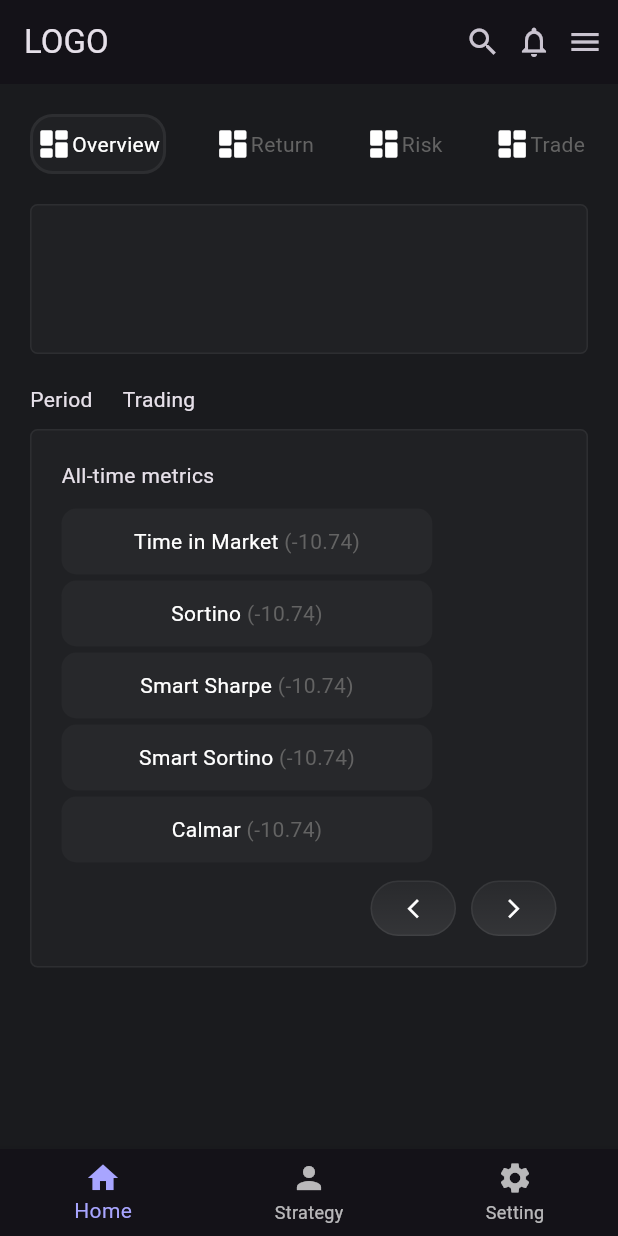
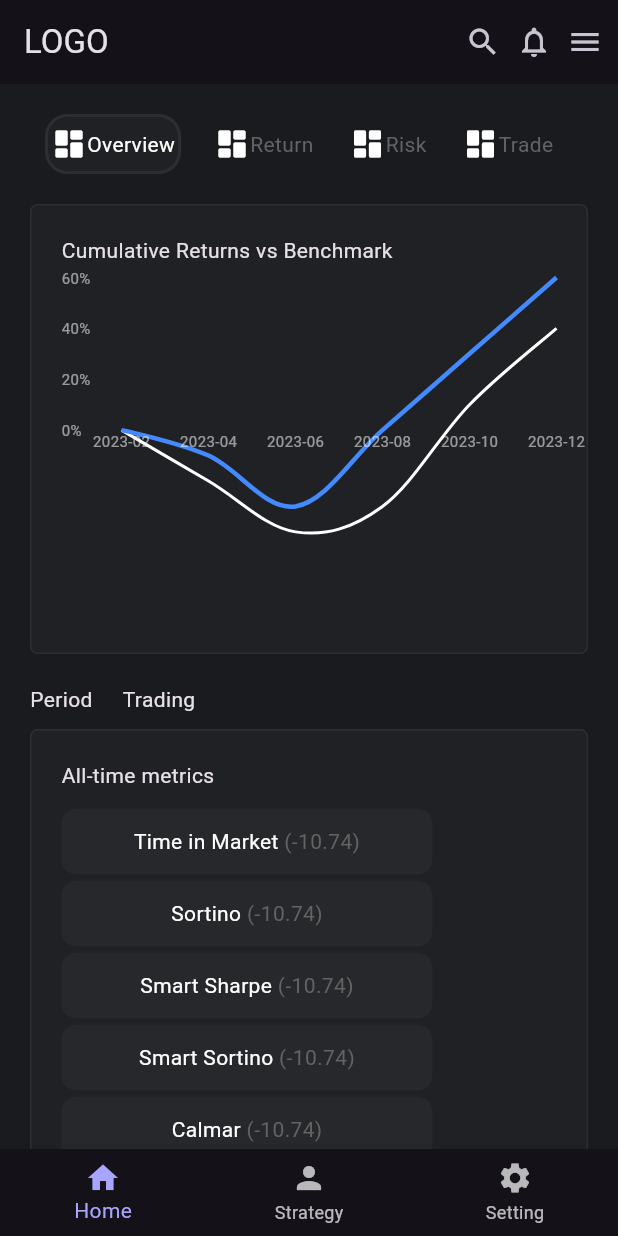
Before and after one commit to Wannabe-King/TradeAppUI, a Flutter app: the screen it shows after launch, on a phone screen of 412 x 824 dp. Run offline on Flutter 3.47's test engine with Material 3 defaults, Android fonts, the phone set to English and light mode, and no system bars; drawn by our look-alikes of fl_chart; Roboto replaces fonts that are missing (Poppins).

Commit message:
graph done

```diff
--- /dev/null
+++ b/lib/data/line_chart_data.dart
@@ -0,0 +1,32 @@
+import 'package:fl_chart/fl_chart.dart';
+
+class LineData {
+  final spots1 = const [
+    FlSpot(0, 0),
+    FlSpot(1, -20),
+    FlSpot(2, -40),
+    FlSpot(3, -30),
+    FlSpot(4, 10),
+    FlSpot(5, 40),
+  ];
+
+  final spots2 = const [
+    FlSpot(0, 0),
+    FlSpot(1, -10),
+    FlSpot(2, -30),
+    FlSpot(3, 0),
+    FlSpot(4, 30),
+    FlSpot(5, 60),
+  ];
+
+  final leftTitle = ["1D", "1W", "1M", "6M", "1Y", "Max"];
+
+  final bottomTitle = [
+    '2023-02',
+    '2023-04',
+    '2023-06',
+    '2023-08',
+    '2023-10',
+    '2023-12',
+  ];
+}
--- /dev/null
+++ b/lib/data/top_menu_data.dart
@@ -0,0 +1,23 @@
+import 'package:flutter/material.dart';
+import 'package:stockportfoliodashboard/model/top_menu_model.dart';
+
+class TopMenuData {
+  final topMenu = const <TopMenuModel>[
+    TopMenuModel(
+      icon: Icons.dashboard_rounded,
+      lable: "Overview",
+      selected: true,
+    ),
+    TopMenuModel(
+      icon: Icons.dashboard_rounded,
+      lable: "Return",
+      selected: false,
+    ),
+    TopMenuModel(icon: Icons.dashboard_rounded, lable: "Risk", selected: false),
+    TopMenuModel(
+      icon: Icons.dashboard_rounded,
+      lable: "Trade",
+      selected: false,
+    ),
+  ];
+}
--- /dev/null
+++ b/lib/model/top_menu_model.dart
@@ -0,0 +1,15 @@
+import 'package:flutter/material.dart';
+
+class TopMenuModel {
+  final String lable;
+  final IconData icon;
+  final bool selected;
+  final Function()? onClick;
+
+  const TopMenuModel({
+    required this.icon,
+    required this.lable,
+    required this.selected,
+    this.onClick,
+  });
+}
--- a/lib/screens/home_screen.dart
+++ b/lib/screens/home_screen.dart
@@ -1,7 +1,11 @@
+import 'package:flutter/gestures.dart';
 import 'package:flutter/material.dart';
+import 'package:stockportfoliodashboard/data/top_menu_data.dart';
 import 'package:stockportfoliodashboard/utils/constants/colors.dart';
-import 'package:stockportfoliodashboard/utils/metric_item.dart';
-import 'package:stockportfoliodashboard/utils/top_menu_options.dart';
+import 'package:stockportfoliodashboard/utils/widgets/custom_card.dart';
+import 'package:stockportfoliodashboard/utils/widgets/line_chart_card.dart';
+import 'package:stockportfoliodashboard/utils/widgets/metric_item.dart';
+import 'package:stockportfoliodashboard/utils/widgets/top_menu_options.dart';
 
 class HomeScreen extends StatefulWidget {
   const HomeScreen({super.key});
@@ -11,9 +15,135 @@ class HomeScreen extends StatefulWidget {
 }
 
 class _HomeScreenState extends State<HomeScreen> {
+  final data = TopMenuData();
+  int selectedIndex = 0;
+  TopMenuOptions buildTopMenuItem(int index) {
+    final isSelected = selectedIndex == index;
+    final itemData = data.topMenu[index];
+    return TopMenuOptions(
+      icon: itemData.icon,
+      lable: itemData.lable,
+      selected: isSelected,
+      onClick:
+          () => {
+            setState(() {
+              selectedIndex = index;
+            }),
+          },
+    );
+  }
+
   @override
   Widget build(BuildContext context) {
-    return Scaffold(
+    return SafeArea(
+      child: Scaffold(
+        endDrawer: Container(
+          padding: EdgeInsets.symmetric(horizontal: 10, vertical: 20),
+          width: 200,
+          height: MediaQuery.of(context).size.height,
+          decoration: BoxDecoration(color: ColorX.backgroundColor),
+          child: Column(
+            crossAxisAlignment: CrossAxisAlignment.start,
+            children: [
+              CustomCard(
+                padding: 12,
+                borderRadius: 20,
+                child: Padding(
+                  padding: const EdgeInsets.symmetric(vertical: 18.0),
+                  child: Column(
+                    children: [
+                      Row(
+                        children: [
+                          Container(
+                            padding: EdgeInsets.symmetric(
+                              vertical: 5,
+                              horizontal: 6,
+                            ),
+                            decoration: BoxDecoration(
+                              borderRadius: BorderRadius.circular(20),
+                              border: Border.all(
+                                color: ColorX.borderColor,
+                                width: 2,
+                              ),
+                            ),
+                            child: Row(
+                              children: [
+                                Padding(
+                                  padding: const EdgeInsets.all(2.0),
+                                  child: Icon(
+                                    Icons.verified,
+                                    color: Colors.blue,
+                                    size: 15,
+                                  ),
+                                ),
+                                Text(
+                                  "Verified",
+                                  style: TextStyle(fontSize: 13),
+                                ),
+                              ],
+                            ),
+                          ),
+                          Container(
+                            margin: EdgeInsets.only(left: 10),
+                            width: 25,
+                            height: 25,
+                            decoration: BoxDecoration(
+                              color: Colors.blueAccent,
+                              borderRadius: BorderRadius.circular(20),
+                            ),
+                            child: Icon(Icons.person, size: 20),
+                          ),
+                          Icon(Icons.arrow_drop_down),
+                        ],
+                      ),
+                      Padding(
+                        padding: const EdgeInsets.only(top: 8.0),
+                        child: Text(
+                          "Hello, Sam!",
+                          style: TextStyle(fontSize: 20),
+                        ),
+                      ),
+                      Text(
+                        "Friday, September 13",
+                        style: TextStyle(
+                          fontSize: 14,
+                          color: ColorX.secondaryTextColor,
+                        ),
+                      ),
+                    ],
+                  ),
+                ),
+              ),
+              Padding(
+                padding: const EdgeInsets.symmetric(vertical: 20.0),
+                child: Divider(thickness: 1, color: ColorX.primaryTextColor),
+              ),
+              Padding(
+                padding: const EdgeInsets.symmetric(
+                  horizontal: 20.0,
+                  vertical: 10,
+                ),
+                child: Text("MT account"),
+              ),
+              Container(
+                decoration: BoxDecoration(
+                  gradient: ColorX.buttonGradient,
+                  border: Border.all(color: ColorX.borderColor),
+                  borderRadius: BorderRadius.circular(30),
+                ),
+                margin: EdgeInsets.symmetric(horizontal: 10),
+                padding: EdgeInsets.symmetric(horizontal: 10, vertical: 8),
+                child: Row(
+                  mainAxisAlignment: MainAxisAlignment.spaceBetween,
+                  children: [
+                    Text("548738468"),
+                    Icon(Icons.keyboard_arrow_down_outlined),
+                  ],
+                ),
+              ),
+            ],
+          ),
+        ),
         appBar: AppBar(
           title: Text("LOGO"),
           actions: [
@@ -25,67 +155,47 @@ class _HomeScreenState extends State<HomeScreen> {
               padding: const EdgeInsets.only(right: 10.0),
               child: Icon(Icons.notifications_none_outlined),
             ),
+
             Padding(
               padding: const EdgeInsets.only(right: 10.0),
+              child: Builder(
+                builder: (context) {
+                  return InkWell(
+                    onTap: () => Scaffold.of(context).openEndDrawer(),
                     child: Icon(Icons.menu),
+                  );
+                },
+              ),
             ),
           ],
         ),
-      body: Container(
+        body: SingleChildScrollView(
+          child: Container(
+            height: MediaQuery.of(context).size.height,
             padding: EdgeInsets.all(20),
             child: Column(
               children: [
                 //Top Menu
-            Row(
-              mainAxisAlignment: MainAxisAlignment.spaceBetween,
-              children: [
-                TopMenuOptions(
-                  selected: true,
-                  icon: Icons.dashboard_rounded,
-                  lable: "Overview",
+                SizedBox(
+                  height: 40,
+                  child: ListView.builder(
+                    scrollDirection: Axis.horizontal,
+                    itemCount: data.topMenu.length,
+                    itemBuilder: (context, index) => buildTopMenuItem(index),
                   ),
-                TopMenuOptions(
-                  selected: false,
-                  icon: Icons.dashboard_rounded,
-                  lable: "Return",
-                ),
-                TopMenuOptions(
-                  selected: false,
-                  icon: Icons.dashboard_rounded,
-                  lable: "Risk",
-                ),
-                TopMenuOptions(
-                  selected: false,
-                  icon: Icons.dashboard_rounded,
-                  lable: "Trade",
-                ),
-              ],
                 ),
                 SizedBox(height: 20),
 
                 //Graph Container
-            Container(
-              height: 100,
-              decoration: BoxDecoration(
-                color: ColorX.hueColor,
-                border: Border.all(color: ColorX.borderColor, width: 1),
-                borderRadius: BorderRadius.circular(5),
-              ),
-            ),
+                CustomCard(height: 300, padding: 20, child: LineChartCard()),
                 SizedBox(height: 20),
 
                 Row(spacing: 20, children: [Text("Period"), Text("Trading")]),
                 SizedBox(height: 10),
 
                 // Metric Container
-            Container(
-              padding: EdgeInsets.all(20),
-              decoration: BoxDecoration(
-                color: ColorX.hueColor,
-                border: Border.all(color: ColorX.borderColor, width: 1),
-                borderRadius: BorderRadius.circular(5),
-              ),
-
+                CustomCard(
+                  padding: 20,
                   width: MediaQuery.of(context).size.width,
                   child: Column(
                     crossAxisAlignment: CrossAxisAlignment.start,
@@ -112,7 +222,10 @@ class _HomeScreenState extends State<HomeScreen> {
                         // ),
                         child: Column(
                           children: [
-                        MetricItem(lable: "Time in Market ", data: '-10.74'),
+                            MetricItem(
+                              lable: "Time in Market ",
+                              data: '-10.74',
+                            ),
                             MetricItem(lable: "Sortino ", data: '-10.74'),
                             MetricItem(lable: "Smart Sharpe ", data: '-10.74'),
                             MetricItem(lable: "Smart Sortino ", data: '-10.74'),
@@ -164,7 +277,10 @@ class _HomeScreenState extends State<HomeScreen> {
                               border: Border.all(color: ColorX.borderColor),
                               borderRadius: BorderRadius.circular(20),
                             ),
-                        child: Icon(size: 15, Icons.arrow_forward_ios_outlined),
+                            child: Icon(
+                              size: 15,
+                              Icons.arrow_forward_ios_outlined,
+                            ),
                           ),
                         ],
                       ),
@@ -174,13 +290,21 @@ class _HomeScreenState extends State<HomeScreen> {
               ],
             ),
           ),
+        ),
         bottomNavigationBar: BottomNavigationBar(
           selectedItemColor: ColorX.secondaryColor,
           items: [
             BottomNavigationBarItem(icon: Icon(Icons.home), label: "Home"),
-          BottomNavigationBarItem(icon: Icon(Icons.person), label: "Strategy"),
-          BottomNavigationBarItem(icon: Icon(Icons.settings), label: "Setting"),
+            BottomNavigationBarItem(
+              icon: Icon(Icons.person),
+              label: "Strategy",
+            ),
+            BottomNavigationBarItem(
+              icon: Icon(Icons.settings),
+              label: "Setting",
+            ),
           ],
+        ),
       ),
     );
   }
--- /dev/null
+++ b/lib/utils/widgets/custom_card.dart
@@ -0,0 +1,33 @@
+import 'package:flutter/material.dart';
+import 'package:stockportfoliodashboard/utils/constants/colors.dart';
+
+class CustomCard extends StatelessWidget {
+  final double? height;
+  final double? width;
+  final Widget child;
+  final double? padding;
+  final double? borderRadius;
+  const CustomCard({
+    super.key,
+    this.height,
+    this.width,
+    required this.child,
+    this.padding,
+    this.borderRadius,
+  });
+
+  @override
+  Widget build(BuildContext context) {
+    return Container(
+      padding: EdgeInsets.all(padding ?? 20),
+      height: height,
+      width: width,
+      decoration: BoxDecoration(
+        color: ColorX.hueColor,
+        border: Border.all(color: ColorX.borderColor, width: 1),
+        borderRadius: BorderRadius.circular(borderRadius ?? 5),
+      ),
+      child: child,
+    );
+  }
+}
--- /dev/null
+++ b/lib/utils/widgets/line_chart_card.dart
@@ -0,0 +1,139 @@
+import 'package:fl_chart/fl_chart.dart';
+import 'package:flutter/material.dart';
+import 'package:stockportfoliodashboard/data/line_chart_data.dart';
+import 'package:stockportfoliodashboard/utils/constants/colors.dart';
+
+class LineChartCard extends StatelessWidget {
+  const LineChartCard({super.key});
+
+  @override
+  Widget build(BuildContext context) {
+    final data = LineData();
+
+    return Column(
+      crossAxisAlignment: CrossAxisAlignment.start,
+      children: [
+        Padding(
+          padding: const EdgeInsets.only(bottom: 8.0),
+          child: Text(
+            "Cumulative Returns vs Benchmark",
+            style: TextStyle(fontSize: 14),
+          ),
+        ),
+        AspectRatio(
+          aspectRatio: 16 / 6,
+          child: LineChart(
+            LineChartData(
+              lineTouchData: LineTouchData(handleBuiltInTouches: true),
+              gridData: FlGridData(show: false),
+              titlesData: FlTitlesData(
+                topTitles: AxisTitles(
+                  sideTitles: SideTitles(showTitles: false),
+                ),
+                rightTitles: AxisTitles(
+                  sideTitles: SideTitles(showTitles: false),
+                ),
+                // bottomTitles: AxisTitles(
+                //   sideTitles: SideTitles(
+                //     showTitles: true,
+                //     getTitlesWidget: (value, meta) {
+                //       if (value % 1 == 0 &&
+                //           value ~/ 1 < data.bottomTitle.length) {
+                //         return Text(
+                //           data.bottomTitle[value.toInt()],
+                //           style: TextStyle(color: Colors.white54, fontSize: 10),
+                //         );
+                //       }
+                //       return SizedBox.shrink();
+                //     },
+                //     interval: 1,
+                //   ),
+                // ),
+                // leftTitles: AxisTitles(
+                //   sideTitles: SideTitles(
+                //     showTitles: true,
+                //     reservedSize: 40,
+                //     getTitlesWidget: (value, meta) {
+                //       if (value % 1 == 0 &&
+                //           value ~/ 1 < data.leftTitle.length) {
+                //         return Text(
+                //           '${data.leftTitle[value.toInt()]}%',
+                //           style: TextStyle(color: Colors.white54, fontSize: 10),
+                //         );
+                //       }
+                //       return SizedBox();
+                //     },
+                //     interval: 20,
+                //   ),
+                // ),
+                leftTitles: AxisTitles(
+                  sideTitles: SideTitles(
+                    showTitles: true,
+                    reservedSize: 40,
+                    getTitlesWidget: (value, meta) {
+                      return Text(
+                        '${value.toInt()}%',
+                        style: TextStyle(color: Colors.white54, fontSize: 10),
+                      );
+                    },
+                    interval: 20,
+                  ),
+                ),
+                bottomTitles: AxisTitles(
+                  sideTitles: SideTitles(
+                    showTitles: true,
+                    getTitlesWidget: (value, meta) {
+                      const months = [
+                        '2023-02',
+                        '2023-04',
+                        '2023-06',
+                        '2023-08',
+                        '2023-10',
+                        '2023-12',
+                      ];
+                      if (value % 1 == 0 && value ~/ 1 < months.length) {
+                        return Text(
+                          months[value.toInt()],
+                          style: TextStyle(color: Colors.white54, fontSize: 10),
+                        );
+                      }
+                      return SizedBox.shrink();
+                    },
+                    interval: 1,
+                  ),
+                ),
+              ),
+              borderData: FlBorderData(show: false),
+              lineBarsData: [
+                LineChartBarData(
+                  isCurved: true,
+                  color: ColorX.primaryTextColor,
+                  barWidth: 2,
+                  belowBarData: BarAreaData(),
+                  dotData: FlDotData(show: false),
+                  spots: data.spots1,
+                ),
+                LineChartBarData(
+                  isCurved: true,
+                  spots: [
+                    FlSpot(0, 0),
+                    FlSpot(1, -10),
+                    FlSpot(2, -30),
+                    FlSpot(3, 0),
+                    FlSpot(4, 30),
+                    FlSpot(5, 60),
+                  ],
+                  color: Colors.blueAccent,
+                  barWidth: 3,
+                  dotData: FlDotData(show: false),
+                ),
+              ],
+              minX: 0,
+              minY: 0,
+            ),
+          ),
+        ),
+      ],
+    );
+  }
+}
--- a/lib/utils/top_menu_options.dart
+++ b/lib/utils/widgets/top_menu_options.dart
@@ -21,6 +21,7 @@ class TopMenuOptions extends StatelessWidget {
       onTap: onClick,
       child: Container(
         height: 40,
+        margin: EdgeInsets.symmetric(horizontal: 10),
         padding: EdgeInsets.all(2),
         decoration:
             selected
--- a/pubspec.yaml
+++ b/pubspec.yaml
@@ -2,7 +2,7 @@ name: stockportfoliodashboard
 description: "A new Flutter project."
 # The following line prevents the package from being accidentally published to
 # pub.dev using `flutter pub publish`. This is preferred for private packages.
-publish_to: 'none' # Remove this line if you wish to publish to pub.dev
+publish_to: "none" # Remove this line if you wish to publish to pub.dev
 
 # The following defines the version and build number for your application.
 # A version number is three numbers separated by dots, like 1.2.43
@@ -34,6 +34,7 @@ dependencies:
   # The following adds the Cupertino Icons font to your application.
   # Use with the CupertinoIcons class for iOS style icons.
   cupertino_icons: ^1.0.8
+  fl_chart: ^1.0.0
 
 dev_dependencies:
   flutter_test:
@@ -51,7 +52,6 @@ dev_dependencies:
 
 # The following section is specific to Flutter packages.
 flutter:
-
   # The following line ensures that the Material Icons font is
   # included with your application, so that you can use the icons in
   # the material Icons class.
```
Also changed, not shown: lib/utils/widgets/metric_item.dart (renamed from lib/utils/metric_item.dart), pubspec.lock. Lines whose indentation alone changed are shown as unchanged.
